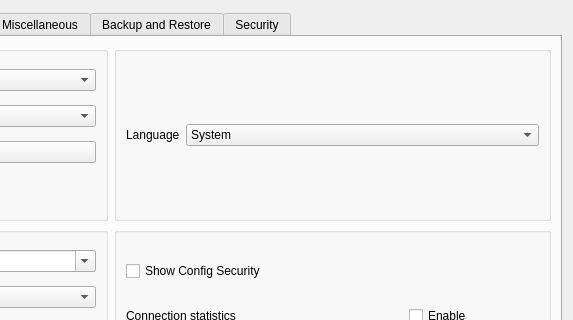
First picture: the form in include/ui/setting/dialog_basic_settings.ui, repository saymer-alt/qThrone, before the edit; both pictures show x 352 to 925 and y 0 to 320 of the 925 by 634 pixel window.
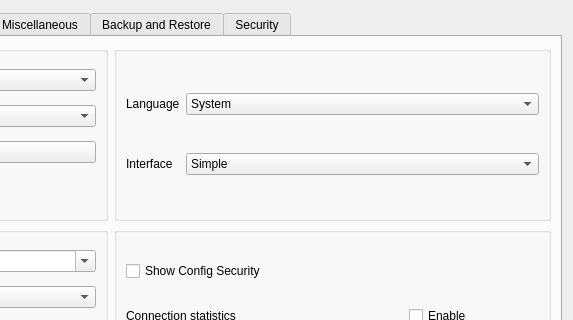
Second picture: the form after the edit. The open tabs and pages were chosen to show the change. Custom widgets are drawn as their Qt base class.

What changed in the file:
```diff
--- a/include/ui/setting/dialog_basic_settings.ui
+++ b/include/ui/setting/dialog_basic_settings.ui
@@ -904,6 +904,39 @@
               </property>
              </widget>
             </item>
+            <item row="1" column="0">
+             <widget class="QLabel" name="ui_mode_l">
+              <property name="sizePolicy">
+               <sizepolicy hsizetype="Maximum" vsizetype="Maximum">
+                <horstretch>0</horstretch>
+                <verstretch>0</verstretch>
+               </sizepolicy>
+              </property>
+              <property name="toolTip">
+               <string>Simple hides the advanced options. They keep their values and still apply.</string>
+              </property>
+              <property name="text">
+               <string>Interface</string>
+              </property>
+              <property name="buddy">
+               <cstring>ui_mode</cstring>
+              </property>
+             </widget>
+            </item>
+            <item row="1" column="2">
+             <widget class="QComboBox" name="ui_mode">
+              <item>
+               <property name="text">
+                <string>Simple</string>
+               </property>
+              </item>
+              <item>
+               <property name="text">
+                <string>Advanced</string>
+               </property>
+              </item>
+             </widget>
+            </item>
            </layout>
           </widget>
          </item>
```
Left out of the diff: 270 changed lines with no effect on the pictures.
